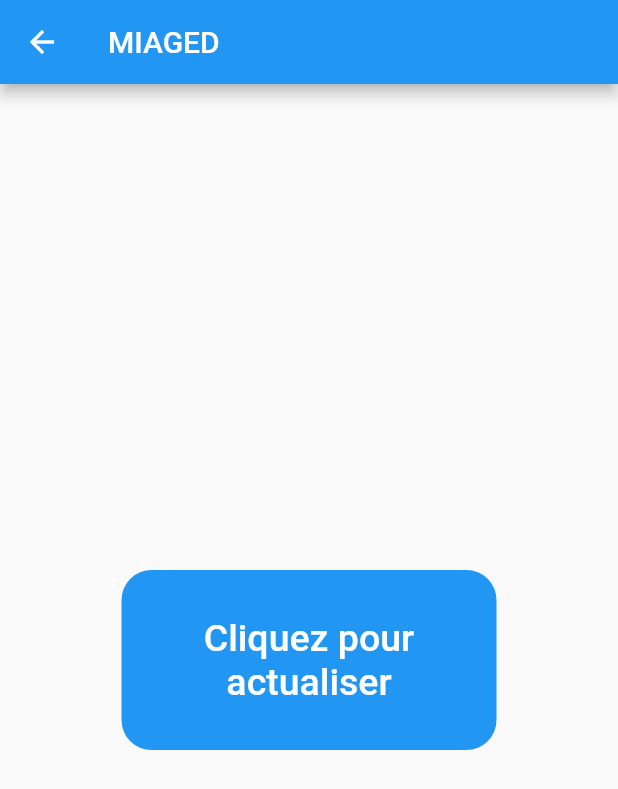
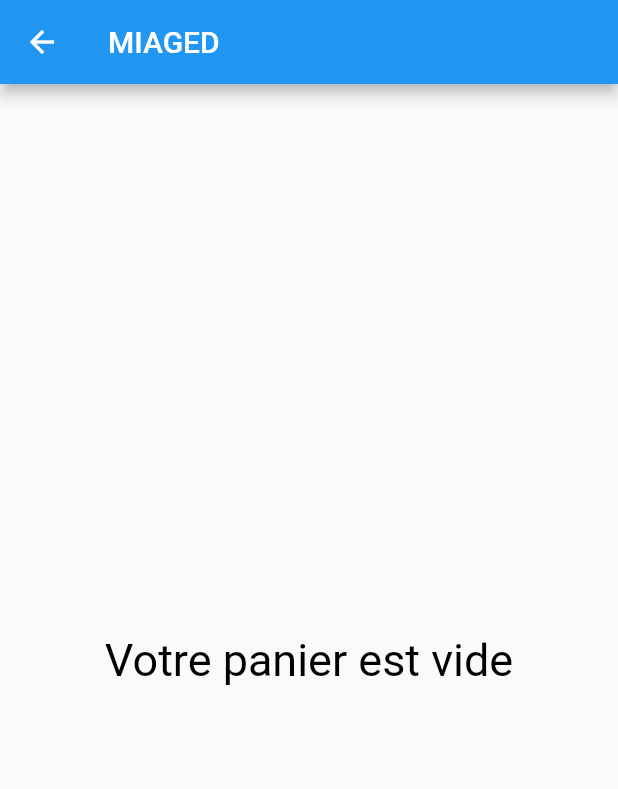
Before and after one commit to Francois-hardy/MIAGED, a Flutter app: the PagePanier screen opened directly with empty values, on a phone screen of 412 x 824 dp. Shown: the top 789 px of the screen. Run offline on Flutter 3.47's test engine with Material 2 defaults, Android fonts, the phone set to English and light mode, and no system bars; our stand-ins replace cloud_firestore, firebase_core, form_field_validator; accounts and stored records are empty.

Commit message:
fix probleme qui reinitalise le panier quand l'utilisateur modifie sont profil

```diff
--- a/lib/Panier/panier_page.dart
+++ b/lib/Panier/panier_page.dart
@@ -1,6 +1,7 @@
 import 'package:cloud_firestore/cloud_firestore.dart';
 import 'package:flutter/cupertino.dart';
 import 'package:flutter/material.dart';
+import 'package:flutter/painting.dart';
 import 'package:flutter/rendering.dart';
 
 class PagePanier extends StatefulWidget {
@@ -41,23 +42,11 @@ class _PagePanierState extends State<PagePanier> {
                   appBar: AppBar(
                     title: const Text("MIAGED"),
                   ),
-                  body: Center(
-                    child: Container(
-                      height: 120,
-                      width: 250,
-                      decoration: BoxDecoration(
-                          color: Colors.blue,
-                          borderRadius: BorderRadius.circular(20)),
-                      child: TextButton(
-                        onPressed: () {
-                          setState(() {});
-                        },
-                        child: const Text(
-                          'Cliquez pour actualiser',
-                          style: TextStyle(color: Colors.white, fontSize: 25),
-                          textAlign: TextAlign.center,
-                        ),
-                      ),
+                  body: const Center(
+                    child: Text(
+                      'Votre panier est vide',
+                      style: TextStyle(color: Colors.black, fontSize: 30),
+                      textAlign: TextAlign.center,
                     ),
                   ),
                 );
--- a/lib/Profil/profil_page.dart
+++ b/lib/Profil/profil_page.dart
@@ -117,8 +117,7 @@ class _PageProfilState extends State<PageProfil> {
                     onPressed: () {
                       databaseReference
                           .collection("Users")
-                          .doc(widget.login)
-                          .set({
+                          .doc(widget.login).update({
                         'login': widget.login,
                         'mdp': _mdpController.text,
                         'ville': _villeController.text,
```
